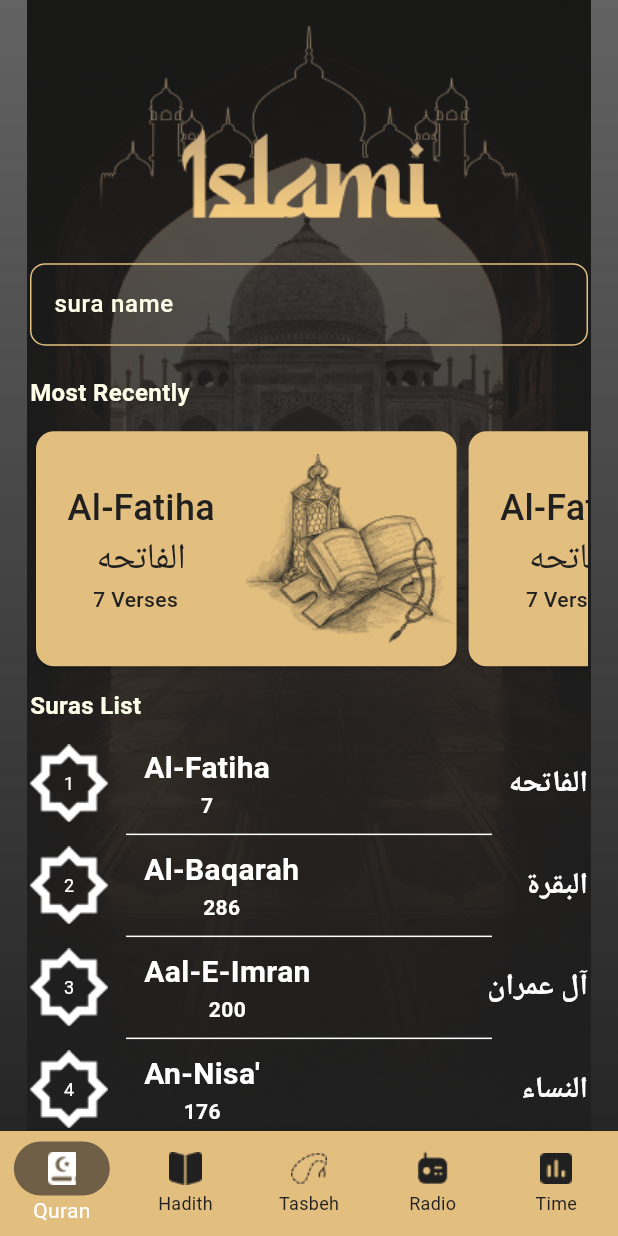
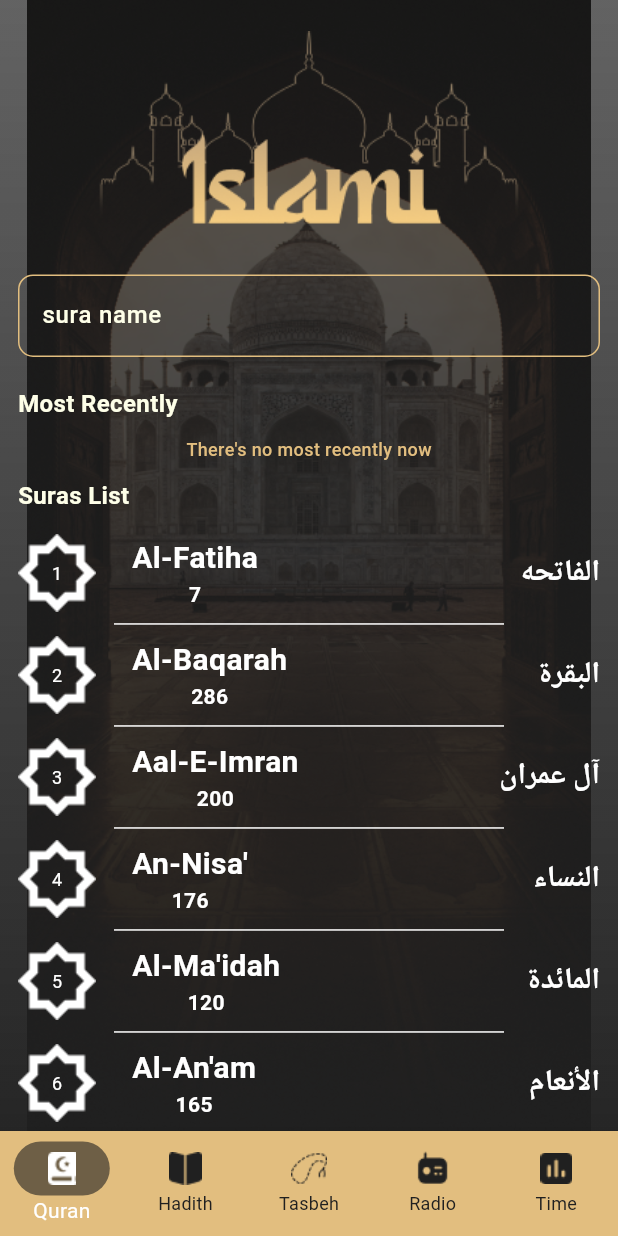
Before and after one commit to Emankamal27/islami-c14-online-sat, a Flutter app: the screen it shows after launch, on a phone screen of 412 x 824 dp. Run offline on Flutter 3.47's test engine with Material 3 defaults, Android fonts, the phone set to English and light mode, and no system bars; our stand-ins replace carousel_slider, introduction_screen, shared_preferences.

Commit message:
finished most recently

```diff
--- a/lib/DM/quran_detailsDM.dart
+++ b/lib/DM/quran_detailsDM.dart
@@ -1,9 +1,11 @@
+import 'package:flutter/cupertino.dart';
 import 'package:islami_app_c14_online_sat/core/resources/constant_manager.dart';
+import 'package:islami_app_c14_online_sat/presentation/screens/main_layout/tabs/quran/widgets/most_recent_card.dart';
 
 class QuranDetailsArguments {
-  SuraDM suraDM;
+  final SuraDM suraDM;
+  final GlobalKey<MostRecentState> mostRecentKey;
 
-  QuranDetailsArguments({
-    required this.suraDM,
-  });
+  const QuranDetailsArguments(
+      {required this.suraDM, required this.mostRecentKey});
 }
--- /dev/null
+++ b/lib/core/prefs_manager/prefs_manager.dart
@@ -0,0 +1,36 @@
+import 'package:islami_app_c14_online_sat/core/resources/constant_manager.dart';
+import 'package:shared_preferences/shared_preferences.dart';
+
+class PrefsManager {
+  /// 1   4
+  static void addSuraIndex(int suraIndex) async {
+    SharedPreferences prefs = await SharedPreferences.getInstance();
+    List<String> mostRecentSurasIndex =
+        prefs.getStringList("most_recent_suras_index") ?? [];
+    if (mostRecentSurasIndex.contains("$suraIndex")) {
+      mostRecentSurasIndex.remove("$suraIndex");
+      mostRecentSurasIndex.add("$suraIndex");
+    } else {
+      mostRecentSurasIndex.add("$suraIndex");
+    }
+
+    prefs.setStringList("most_recent_suras_index", mostRecentSurasIndex);
+
+    print(mostRecentSurasIndex.length);
+  }
+
+  static Future<List<SuraDM>> getMostRecentSuras() async {
+    SharedPreferences prefs = await SharedPreferences.getInstance();
+    List<String> mostRecentSurasIndex =
+        prefs.getStringList("most_recent_suras_index") ?? [];
+    ["1", "3", "5"];
+    List<SuraDM> mostRecentSuras = [];
+
+    for (int i = 0; i < mostRecentSurasIndex.length; i++) {
+      int suraIndex = int.parse(mostRecentSurasIndex[i]);
+      mostRecentSuras.add(ConstantManager.suras[suraIndex]);
+    }
+
+    return mostRecentSuras.reversed.toList();
+  }
+}
--- a/lib/core/resources/assets_manager.dart
+++ b/lib/core/resources/assets_manager.dart
@@ -1,5 +1,6 @@
 class AssetsManager {
   static const String base = "assets/images";
+
   static const String splashLogo = "$base/splash_logo.png";
   static const String branding = "$base/branding_image.png";
   static const String quranIcon = "$base/quran_icon.png";
--- a/lib/presentation/screens/main_layout/tabs/quran/quran.dart
+++ b/lib/presentation/screens/main_layout/tabs/quran/quran.dart
@@ -15,6 +15,8 @@ class Quran extends StatefulWidget {
 class _QuranState extends State<Quran> {
   String searchKey = "";
 
+  GlobalKey<MostRecentState> mostRecentKey = GlobalKey<MostRecentState>();
+
   @override
   Widget build(BuildContext context) {
     return Container(
@@ -22,7 +24,7 @@ class _QuranState extends State<Quran> {
           image: DecorationImage(
               image: AssetImage(AssetsManager.quranTabBackground))),
       child: Padding(
-        padding: const EdgeInsets.symmetric(horizontal: 20.0),
+        padding: const EdgeInsets.symmetric(horizontal: 12.0),
         child: SingleChildScrollView(
           child: Column(
             crossAxisAlignment: CrossAxisAlignment.stretch,
@@ -42,15 +44,8 @@ class _QuranState extends State<Quran> {
               const SizedBox(
                 height: 10,
               ),
-              SizedBox(
-                height: MediaQuery.sizeOf(context).height * 0.2,
-                child: ListView.builder(
-                  scrollDirection: Axis.horizontal,
-                  itemBuilder: (context, index) => SizedBox(
-                      width: MediaQuery.sizeOf(context).width * 0.7,
-                      child: MostRecentCard()),
-                  itemCount: 7,
-                ),
+              MostRecent(
+                key: mostRecentKey,
               ),
               const SizedBox(
                 height: 11,
@@ -94,7 +89,10 @@ class _QuranState extends State<Quran> {
               indent: 64,
               endIndent: 64,
             ),
-        itemBuilder: (context, index) => SuraItem(suraDM: filteredList[index]),
+        itemBuilder: (context, index) => SuraItem(
+              suraDM: filteredList[index],
+              mostRecentKey: mostRecentKey,
+            ),
         itemCount: filteredList.length);
   }
 
--- a/lib/presentation/screens/main_layout/tabs/quran/widgets/most_recent_card.dart
+++ b/lib/presentation/screens/main_layout/tabs/quran/widgets/most_recent_card.dart
@@ -1,39 +1,90 @@
 import 'package:flutter/material.dart';
+import 'package:islami_app_c14_online_sat/core/prefs_manager/prefs_manager.dart';
 import 'package:islami_app_c14_online_sat/core/resources/assets_manager.dart';
 import 'package:islami_app_c14_online_sat/core/resources/colors_manager.dart';
+import 'package:islami_app_c14_online_sat/core/resources/constant_manager.dart';
 
-class MostRecentCard extends StatelessWidget {
-  const MostRecentCard({super.key});
+class MostRecent extends StatefulWidget {
+  const MostRecent({super.key});
+
+  @override
+  State<MostRecent> createState() => MostRecentState();
+}
+
+class MostRecentState extends State<MostRecent> {
+  List<SuraDM> mostRecentSuras = [];
+
+  @override
+  void initState() {
+    // TODO: implement initState
+    super.initState();
+    refreshMostRecentSuras();
+  }
+
+  void ay7aga() {}
+
+  void refreshMostRecentSuras() async {
+    mostRecentSuras = await PrefsManager.getMostRecentSuras();
+    setState(() {});
+  }
 
   @override
   Widget build(BuildContext context) {
-    return Card(
-      color: ColorsManager.gold,
-      shape: RoundedRectangleBorder(
+    return mostRecentSuras.isEmpty
+        ? Container(
+            alignment: Alignment.center,
+            child: Text(
+              "There's no most recently now",
+              style: TextStyle(
+                  fontSize: 12,
+                  color: ColorsManager.gold,
+                  fontWeight: FontWeight.w500),
+            ),
+          )
+        : SizedBox(
+            height: MediaQuery.sizeOf(context).height * 0.2,
+            child: ListView.builder(
+              scrollDirection: Axis.horizontal,
+              itemBuilder: (context, index) => SizedBox(
+                  width: MediaQuery.sizeOf(context).width * 0.7,
+                  child: buildMostRecentCard(mostRecentSuras[index])),
+              itemCount: mostRecentSuras.length,
+            ),
+          );
+  }
+
+  Widget buildMostRecentCard(SuraDM suraDM) {
+    return Container(
+      margin: EdgeInsets.symmetric(horizontal: 5),
+      decoration: BoxDecoration(
         borderRadius: BorderRadius.circular(12),
+        color: ColorsManager.gold,
       ),
       child: Row(
+        mainAxisAlignment: MainAxisAlignment.center,
+        crossAxisAlignment: CrossAxisAlignment.center,
         children: [
           Expanded(
             child: Column(
               mainAxisAlignment: MainAxisAlignment.center,
+              crossAxisAlignment: CrossAxisAlignment.center,
               children: [
                 Text(
-                  "Al-Fatiha",
+                  suraDM.suraNameEn,
                   style: TextStyle(
                       fontSize: 24,
                       color: ColorsManager.black,
                       fontWeight: FontWeight.w500),
                 ),
                 Text(
-                  "الفاتحه",
+                  suraDM.suraNameAr,
                   style: TextStyle(
                       fontSize: 24,
                       color: ColorsManager.black,
                       fontWeight: FontWeight.w500),
                 ),
                 Text(
-                  "7 Verses  ",
+                  "${suraDM.versesNumber} Verses",
                   style: TextStyle(
                       fontSize: 14,
                       color: ColorsManager.black,
--- a/lib/presentation/screens/main_layout/tabs/quran/widgets/sura_item.dart
+++ b/lib/presentation/screens/main_layout/tabs/quran/widgets/sura_item.dart
@@ -1,26 +1,28 @@
 import 'package:flutter/material.dart';
 import 'package:islami_app_c14_online_sat/DM/quran_detailsDM.dart';
+import 'package:islami_app_c14_online_sat/core/prefs_manager/prefs_manager.dart';
 import 'package:islami_app_c14_online_sat/core/resources/assets_manager.dart';
 import 'package:islami_app_c14_online_sat/core/resources/colors_manager.dart';
 import 'package:islami_app_c14_online_sat/core/resources/constant_manager.dart';
 import 'package:islami_app_c14_online_sat/core/routes/routes_manager.dart';
+import 'package:islami_app_c14_online_sat/presentation/screens/main_layout/tabs/quran/widgets/most_recent_card.dart';
 
 class SuraItem extends StatelessWidget {
-  const SuraItem({
-    super.key,
-    required this.suraDM,
-  });
+  const SuraItem(
+      {super.key, required this.suraDM, required this.mostRecentKey});
 
   final SuraDM suraDM;
+  final GlobalKey<MostRecentState> mostRecentKey;
 
   @override
   Widget build(BuildContext context) {
     return InkWell(
       onTap: () {
+        int suraIndex = int.parse(suraDM.suraIndex) - 1;
+        PrefsManager.addSuraIndex(suraIndex);
         Navigator.pushNamed(context, RoutesManager.quranDetails,
             arguments: QuranDetailsArguments(
-              suraDM: suraDM,
-            ));
+                suraDM: suraDM, mostRecentKey: mostRecentKey));
       },
       child: Row(
         children: [
--- a/pubspec.yaml
+++ b/pubspec.yaml
@@ -37,6 +37,7 @@ dependencies:
   cupertino_icons: ^1.0.8
   introduction_screen: ^3.1.17
   carousel_slider: ^5.0.0
+  shared_preferences: ^2.5.3
 
 dev_dependencies:
   flutter_test:
```
Also changed, not shown: lib/presentation/screens/quran_details/quran_details.dart (+7 -0 lines), pubspec.lock.
